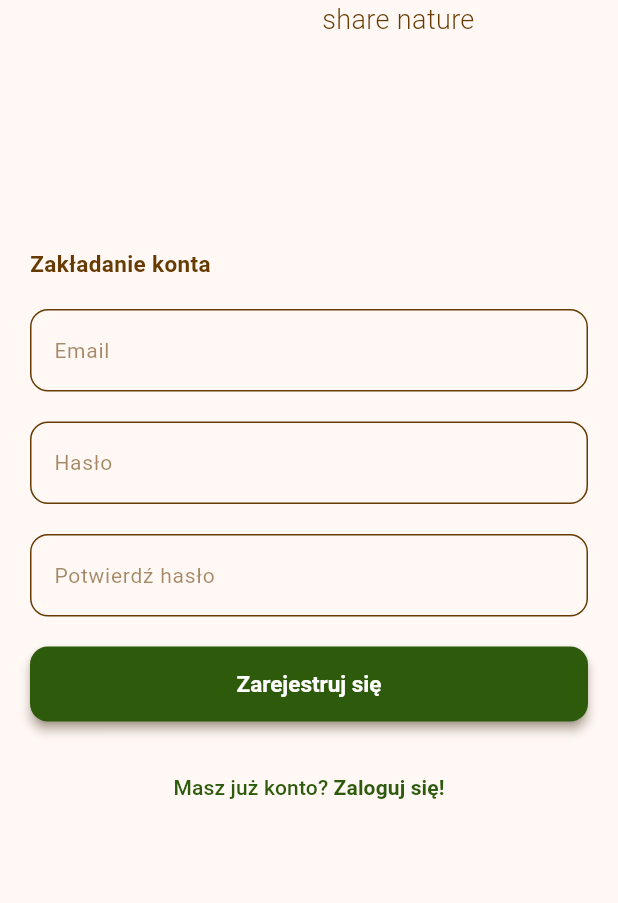
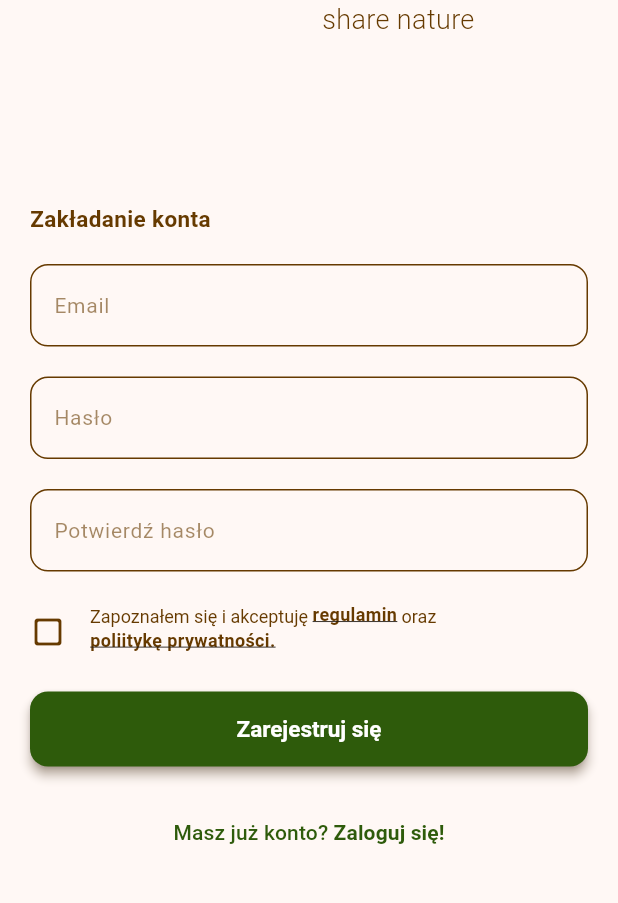
Before and after one commit to Belijder/Planted, a Flutter app: the RegisterView screen opened directly, on a phone screen of 412 x 824 dp, the part 174-1077 px from its top. Run offline on Flutter 3.47's test engine with Material 2 defaults, Android fonts, the phone set to English and light mode, and no system bars; our stand-ins replace bloc, cached_network_image, cloud_firestore, equatable, firebase_auth, firebase_core and 6 more; accounts and stored records are empty; generated files the repository leaves out were written again.

Commit message:
Add verification of reading and accepting legal terms during registration

```diff
--- a/lib/auth_error.dart
+++ b/lib/auth_error.dart
@@ -146,3 +146,23 @@ class AuthErrorWrongPassword extends AuthError {
               'Podane przez Ciebie hasło jest nieprawidłowe. Wpisz prawidłowe hasło i spróbuj ponownie.',
         );
 }
+
+@immutable
+class AuthErrorFieldsAreEmpty extends AuthError {
+  const AuthErrorFieldsAreEmpty()
+      : super(
+          dialogTitle: 'Znaleziono puste pola',
+          dialogText:
+              'Aby móc wykonać tę akcję musisz wypełnić wszystkie pola formularza.',
+        );
+}
+
+@immutable
+class AuthErrorLegalTermsNotAccepted extends AuthError {
+  const AuthErrorLegalTermsNotAccepted()
+      : super(
+          dialogTitle: 'Nie zaakceptowano warunków prawnych',
+          dialogText:
+              'Aby móc się zarejestrować musisz zaznaczyć, że zapoznałeś się i zaakceptowałeś regulamin oraz politykę prywatności.',
+        );
+}
--- a/lib/auth_views/register_view.dart
+++ b/lib/auth_views/register_view.dart
@@ -3,11 +3,14 @@ import 'package:flutter_bloc/flutter_bloc.dart';
 import 'package:flutter_hooks/flutter_hooks.dart';
 import 'package:planted/blocs/app_bloc.dart/app_bloc.dart';
 import 'package:planted/blocs/app_bloc.dart/app_event.dart';
+import 'package:planted/blocs/app_bloc.dart/app_state.dart';
 import 'package:planted/constants/colors.dart';
+import 'package:planted/constants/firebase_paths.dart';
 import 'package:planted/constants/images.dart';
 import 'package:planted/helpers/create_input_decoration.dart';
 import 'package:planted/styles/buttons_styles.dart';
 import 'package:planted/styles/text_styles.dart';
+import 'package:url_launcher/url_launcher.dart';
 
 class RegisterView extends HookWidget {
   const RegisterView({super.key});
@@ -17,12 +20,23 @@ class RegisterView extends HookWidget {
     final emailController = useTextEditingController();
     final passwordController = useTextEditingController();
     final confirmPasswordController = useTextEditingController();
+    final areLegalTermsAccepted = useState(false);
 
     return Scaffold(
       appBar: AppBar(
         backgroundColor: colorEggsheel,
       ),
-      body: Padding(
+      body: BlocListener<AppBloc, AppState>(
+        listener: (context, appState) {
+          if (appState is AppStateIsInRegistrationView) {
+            final path = appState.path;
+            if (path != null) {
+              final Uri legalTermsUrl = Uri(scheme: 'https', path: path);
+              launchUrl(legalTermsUrl);
+            }
+          }
+        },
+        child: Padding(
           padding: const EdgeInsets.all(20.0),
           child: Column(
             mainAxisAlignment: MainAxisAlignment.spaceBetween,
@@ -95,17 +109,95 @@ class RegisterView extends HookWidget {
                     obscuringCharacter: '⦿',
                   ),
                   const SizedBox(height: 20),
+                  Row(
+                    children: [
+                      GestureDetector(
+                        onTap: () {
+                          areLegalTermsAccepted.value =
+                              !areLegalTermsAccepted.value;
+                        },
+                        child: Icon(
+                          areLegalTermsAccepted.value == true
+                              ? Icons.check_box_outlined
+                              : Icons.check_box_outline_blank_rounded,
+                          color: areLegalTermsAccepted.value == true
+                              ? colorDarkMossGreen
+                              : colorSepia,
+                        ),
+                      ),
+                      const SizedBox(width: 16),
+                      Expanded(
+                        child: SizedBox(
+                          height: 40,
+                          child: RichText(
+                            maxLines: 2,
+                            text: TextSpan(
+                                text: 'Zapoznałem się i akceptuję ',
+                                style: const TextStyle(
+                                    fontSize: 12, color: colorSepia),
+                                children: [
+                                  WidgetSpan(
+                                    child: GestureDetector(
+                                      onTap: () {
+                                        context
+                                            .read<AppBloc>()
+                                            .add(const AppEventOpenLegalTerms(
+                                              documentID: termsOfUseDoc,
+                                            ));
+                                      },
+                                      child: const Text(
+                                        'regulamin',
+                                        style: TextStyle(
+                                          fontSize: 12,
+                                          color: colorSepia,
+                                          fontWeight: FontWeight.bold,
+                                          decoration: TextDecoration.underline,
+                                        ),
+                                      ),
+                                    ),
+                                  ),
+                                  const TextSpan(text: ' oraz '),
+                                  WidgetSpan(
+                                    child: GestureDetector(
+                                      onTap: () {
+                                        context
+                                            .read<AppBloc>()
+                                            .add(const AppEventOpenLegalTerms(
+                                              documentID: privacyPolicyDoc,
+                                            ));
+                                      },
+                                      child: const Text(
+                                        'poliitykę prywatności.',
+                                        style: TextStyle(
+                                          fontSize: 12,
+                                          color: colorSepia,
+                                          fontWeight: FontWeight.bold,
+                                          decoration: TextDecoration.underline,
+                                        ),
+                                      ),
+                                    ),
+                                  ),
+                                ]),
+                          ),
+                        ),
+                      )
+                    ],
+                  ),
+                  const SizedBox(height: 20),
                   SizedBox(
                     height: 50,
                     width: double.infinity,
                     child: ElevatedButton(
-                    style: filledButtonStyle,
+                      style: createFilledButtonStyle(
+                          backgroundColor: colorDarkMossGreen),
                       onPressed: () {
                         context.read<AppBloc>().add(
                               AppEventRegister(
                                 email: emailController.text,
                                 password: passwordController.text,
                                 confirmPassword: confirmPasswordController.text,
+                                areLegalTermsAccepted:
+                                    areLegalTermsAccepted.value,
                               ),
                             );
                       },
@@ -143,6 +235,7 @@ class RegisterView extends HookWidget {
             ],
           ),
         ),
+      ),
     );
   }
 }
--- a/lib/blocs/app_bloc.dart/app_event.dart
+++ b/lib/blocs/app_bloc.dart/app_event.dart
@@ -39,12 +39,13 @@ class AppEventRegister implements AppEvent {
   final String email;
   final String password;
   final String confirmPassword;
+  final bool areLegalTermsAccepted;
 
-  const AppEventRegister({
-    required this.email,
-    required this.password,
-    required this.confirmPassword,
-  });
+  const AppEventRegister(
+      {required this.email,
+      required this.password,
+      required this.confirmPassword,
+      required this.areLegalTermsAccepted});
 }
 
 @immutable
@@ -94,3 +95,9 @@ class AppEventReloadUserInfo implements AppEvent {
 class AppEventAnnouncemmentFieldsCleaned implements AppEvent {
   const AppEventAnnouncemmentFieldsCleaned();
 }
+
+@immutable
+class AppEventOpenLegalTerms implements AppEvent {
+  final String documentID;
+  const AppEventOpenLegalTerms({required this.documentID});
+}
--- a/lib/blocs/app_bloc.dart/app_state.dart
+++ b/lib/blocs/app_bloc.dart/app_state.dart
@@ -72,9 +72,12 @@ class AppStateLoggedIn extends AppState {
 
 @immutable
 class AppStateIsInRegistrationView extends AppState {
+  final String? path;
   const AppStateIsInRegistrationView({
     required super.isLoading,
     super.authError,
+    super.databaseError,
+    this.path,
   });
 }
 
```
Also changed, not shown: lib/blocs/app_bloc.dart/app_bloc.dart (+55 -0 lines). Lines whose indentation alone changed are shown as unchanged.
